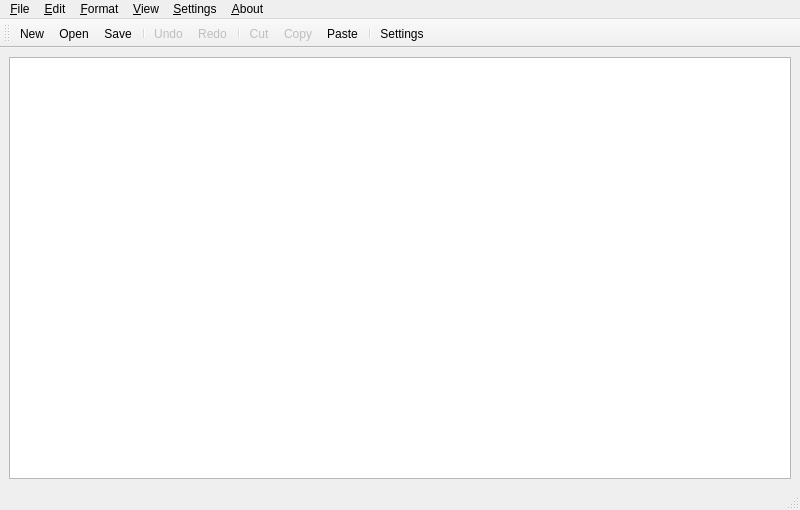
Above: mainwindow.ui from Gricana/SimpleTextEditor before the change. Below: the same form after it.
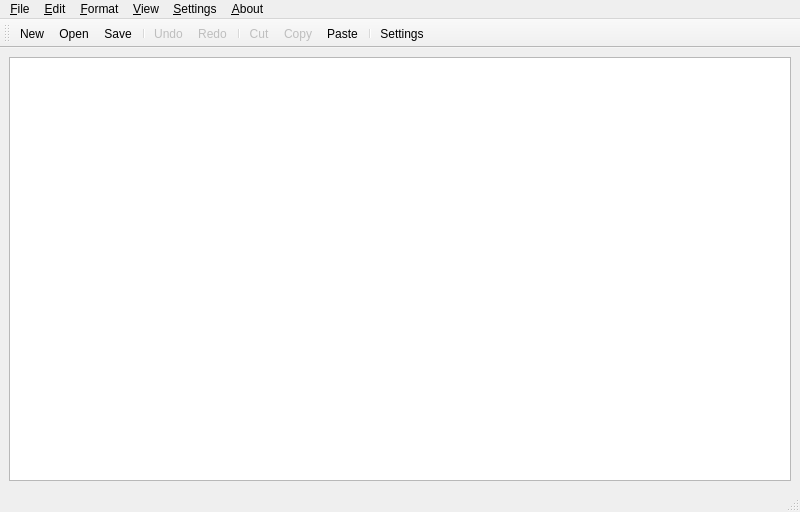
That is the form after the change. Icons and pictures are not drawn.

Commit message: added menu item find

Patch:
```diff
--- a/mainwindow.ui
+++ b/mainwindow.ui
@@ -10,7 +10,7 @@
     <x>0</x>
     <y>0</y>
     <width>800</width>
-    <height>510</height>
+    <height>512</height>
    </rect>
   </property>
   <property name="windowTitle">
@@ -45,6 +45,9 @@
       <property name="tabStopWidth">
        <number>80</number>
       </property>
+      <property name="backgroundVisible">
+       <bool>false</bool>
+      </property>
      </widget>
     </item>
    </layout>
```
Left out of the diff: 68 changed lines with no effect on the pictures.
